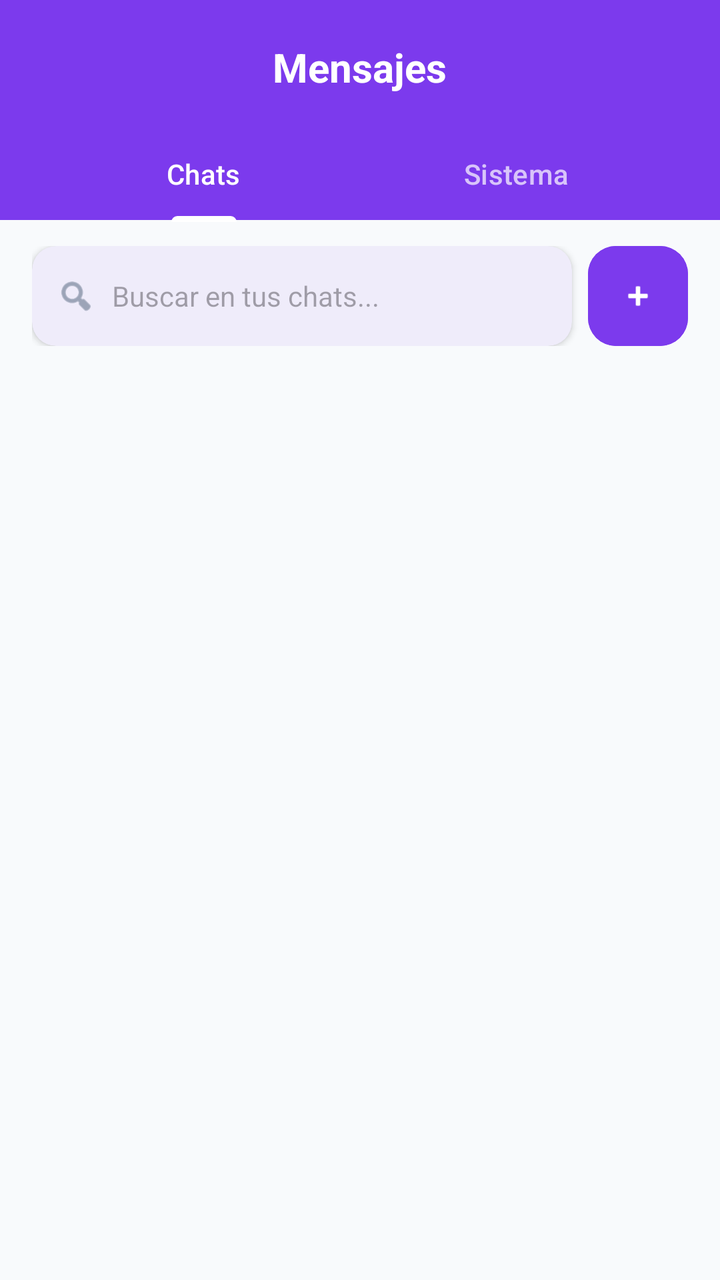
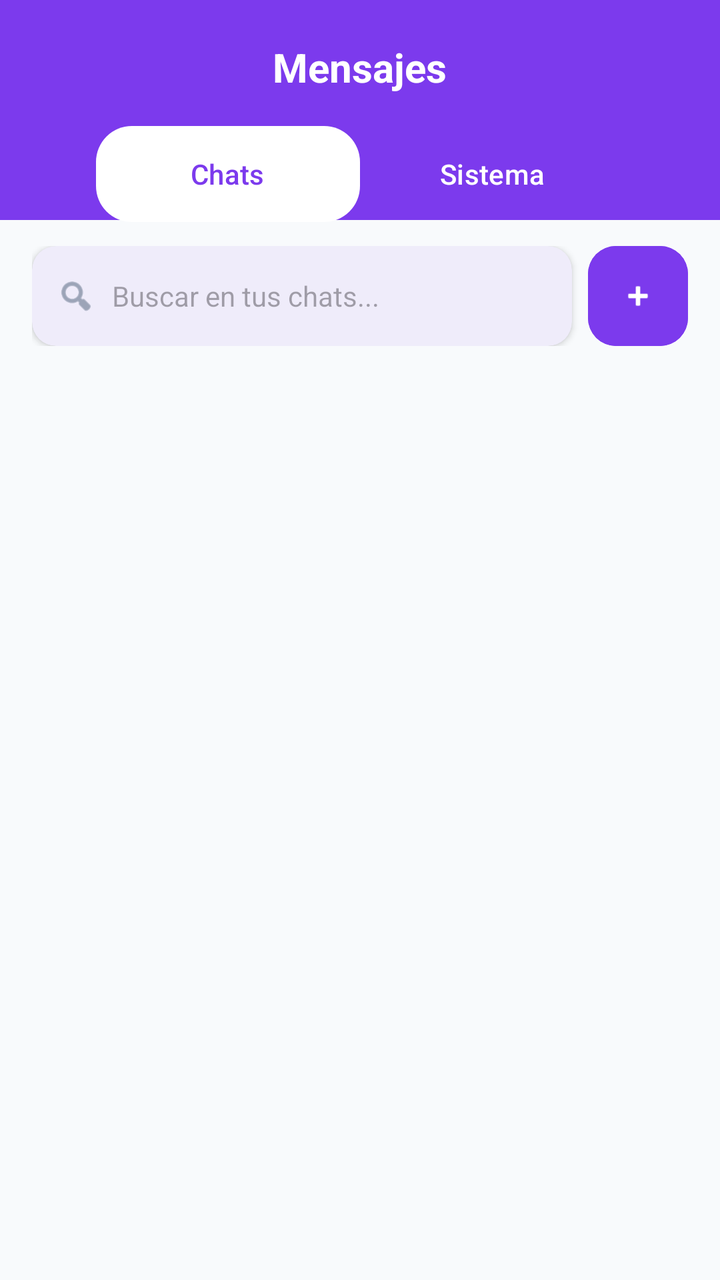

The first picture is an Android layout as it rendered before a commit; the second is the same layout after the commit. The layout source and the unified diff follow.
<!-- AndroidManifest.xml: application theme Theme.Gomezmart -->
<!-- res/layout/fragment_buyer_chats.xml -->
<?xml version="1.0" encoding="utf-8"?>
<androidx.constraintlayout.widget.ConstraintLayout xmlns:android="http://schemas.android.com/apk/res/android"
    xmlns:app="http://schemas.android.com/apk/res-auto"
    android:layout_width="match_parent"
    android:layout_height="match_parent"
    android:background="?attr/colorSurface">

    
    <View
        android:id="@+id/topHeaderBackgroundBuyerChats"
        android:layout_width="match_parent"
        android:layout_height="110dp"
        android:background="@color/purple_600"
        app:layout_constraintTop_toTopOf="parent" />

    
    <RelativeLayout
        android:id="@+id/headerBuyerChats"
        android:layout_width="match_parent"
        android:layout_height="wrap_content"
        android:paddingHorizontal="24dp"
        android:paddingTop="20dp"
        app:layout_constraintTop_toTopOf="parent">

        <TextView
            android:id="@+id/tvTitleChats"
            android:layout_width="wrap_content"
            android:layout_height="wrap_content"
            android:layout_centerHorizontal="true"
            android:text="Mensajes"
            android:textColor="@android:color/white"
            android:textSize="20sp"
            android:textStyle="bold" />

        
        <com.google.android.material.tabs.TabLayout
            android:id="@+id/tabLayoutBuyerChats"
            android:layout_width="match_parent"
            android:layout_height="wrap_content"
            android:layout_below="@id/tvTitleChats"
            android:layout_marginTop="16dp"
            android:background="@android:color/transparent"
            app:tabIndicatorColor="@android:color/white"
            app:tabSelectedTextColor="@android:color/white"
            app:tabTextColor="#B3FFFFFF"
            app:tabIndicatorHeight="3dp">
            <com.google.android.material.tabs.TabItem
                android:layout_width="wrap_content"
                android:layout_height="wrap_content"
                android:text="Chats" />
            <com.google.android.material.tabs.TabItem
                android:layout_width="wrap_content"
                android:layout_height="wrap_content"
                android:text="Sistema" />
        </com.google.android.material.tabs.TabLayout>
    </RelativeLayout>

    
    <androidx.constraintlayout.widget.ConstraintLayout
        android:id="@+id/layoutChatsSection"
        android:layout_width="match_parent"
        android:layout_height="0dp"
        android:visibility="visible"
        app:layout_constraintBottom_toBottomOf="parent"
        app:layout_constraintTop_toBottomOf="@id/headerBuyerChats">

        <LinearLayout
            android:id="@+id/layoutSearchRow"
            android:layout_width="match_parent"
            android:layout_height="wrap_content"
            android:layout_marginHorizontal="16dp"
            android:layout_marginTop="12dp"
            android:orientation="horizontal"
            android:gravity="center_vertical"
            app:layout_constraintTop_toTopOf="parent">

            <com.google.android.material.card.MaterialCardView
                android:id="@+id/cardSearchUser"
                android:layout_width="0dp"
                android:layout_height="50dp"
                android:layout_weight="1"
                app:cardCornerRadius="12dp"
                app:cardElevation="2dp"
                app:strokeWidth="0dp">

                <LinearLayout
                    android:layout_width="match_parent"
                    android:layout_height="match_parent"
                    android:orientation="horizontal"
                    android:gravity="center_vertical"
                    android:paddingHorizontal="12dp">

                    <ImageView
                        android:layout_width="20dp"
                        android:layout_height="20dp"
                        android:src="@android:drawable/ic_menu_search"
                        app:tint="?attr/colorOnSurfaceVariant" />

                    <EditText
                        android:id="@+id/etSearchUserChat"
                        android:layout_width="match_parent"
                        android:layout_height="match_parent"
                        android:layout_marginStart="8dp"
                        android:background="@android:color/transparent"
                        android:hint="Buscar en tus chats..."
                        android:textSize="14sp"
                        android:inputType="text"
                        android:maxLines="1"
                        android:textColor="?attr/colorOnSurface" />
                </LinearLayout>
            </com.google.android.material.card.MaterialCardView>

            
            <com.google.android.material.button.MaterialButton
                android:id="@+id/btnAddUserChat"
                style="@style/Widget.Material3.Button.TonalButton"
                android:layout_width="50dp"
                android:layout_height="50dp"
                android:layout_marginStart="8dp"
                android:padding="0dp"
                android:insetLeft="0dp"
                android:insetTop="0dp"
                android:insetRight="0dp"
                android:insetBottom="0dp"
                android:backgroundTint="@color/purple_600"
                app:icon="@android:drawable/ic_input_add"
                app:iconTint="@color/white"
                app:iconGravity="textStart"
                app:iconPadding="0dp"
                app:cornerRadius="14dp" />
        </LinearLayout>

        <androidx.recyclerview.widget.RecyclerView
            android:id="@+id/rvChats"
            android:layout_width="match_parent"
            android:layout_height="0dp"
            android:layout_marginTop="8dp"
            app:layout_constraintBottom_toBottomOf="parent"
            app:layout_constraintTop_toBottomOf="@id/layoutSearchRow" />

        
        <LinearLayout
            android:id="@+id/layoutEmptyChats"
            android:layout_width="match_parent"
            android:layout_height="wrap_content"
            android:orientation="vertical"
            android:gravity="center"
            android:padding="32dp"
            android:visibility="gone"
            app:layout_constraintTop_toBottomOf="@id/layoutSearchRow"
            app:layout_constraintBottom_toBottomOf="parent">

            <TextView
                android:layout_width="wrap_content"
                android:layout_height="wrap_content"
                android:text="💬"
                android:textSize="48sp" />

            <TextView
                android:layout_width="wrap_content"
                android:layout_height="wrap_content"
                android:layout_marginTop="16dp"
                android:text="Aún no tienes chats"
                android:textColor="@color/slate_900"
                android:textSize="18sp"
                android:textStyle="bold" />

            <TextView
                android:layout_width="wrap_content"
                android:layout_height="wrap_content"
                android:layout_marginTop="8dp"
                android:text="Presiona el botón '+' de arriba para buscar usuarios en línea y empezar a chatear."
                android:textColor="@color/slate_500"
                android:textSize="14sp"
                android:gravity="center" />

        </LinearLayout>
    </androidx.constraintlayout.widget.ConstraintLayout>

    
    <androidx.recyclerview.widget.RecyclerView
        android:id="@+id/rvMessages"
        android:layout_width="match_parent"
        android:layout_height="0dp"
        android:paddingTop="16dp"
        android:clipToPadding="false"
        android:visibility="gone"
        app:layout_constraintBottom_toBottomOf="parent"
        app:layout_constraintTop_toBottomOf="@id/headerBuyerChats" />

    
    <LinearLayout
        android:id="@+id/layoutEmptyMailbox"
        android:layout_width="wrap_content"
        android:layout_height="wrap_content"
        android:gravity="center"
        android:orientation="vertical"
        android:visibility="gone"
        app:layout_constraintBottom_toBottomOf="parent"
        app:layout_constraintEnd_toEndOf="parent"
        app:layout_constraintStart_toStartOf="parent"
        app:layout_constraintTop_toBottomOf="@id/topHeaderBackgroundBuyerChats">

        <ImageView
            android:layout_width="80dp"
            android:layout_height="80dp"
            android:src="@android:drawable/ic_dialog_email"
            android:alpha="0.2" />

        <TextView
            android:layout_width="wrap_content"
            android:layout_height="wrap_content"
            android:layout_marginTop="16dp"
            android:text="No hay mensajes nuevos"
            android:textColor="?attr/colorOnSurfaceVariant"
            android:alpha="0.5" />
    </LinearLayout>

</androidx.constraintlayout.widget.ConstraintLayout>
<!-- resources referenced by this layout -->
<resources>
  <color name="purple_600">#7C3AED</color>
  <color name="slate_500">#64748B</color>
  <color name="slate_900">#0F172A</color>
  <color name="white">#FFFFFFFF</color>
  <style name="Theme.Gomezmart" parent="Base.Theme.Gomezmart" />
  <style name="Base.Theme.Gomezmart" parent="Theme.Material3.DayNight.NoActionBar">
          <item name="colorPrimary">@color/purple_600</item>
          <item name="colorOnPrimary">@color/white</item>
          <item name="colorSecondary">@color/indigo_500</item>
          <item name="colorSurface">@color/slate_50</item>
          <item name="colorOnSurface">@color/slate_900</item>
          <item name="colorOnSurfaceVariant">@color/slate_500</item>
          <item name="colorSurfaceContainer">@color/white</item>
          <item name="android:windowBackground">@color/slate_50</item>
      </style>
  <color name="indigo_500">#6366F1</color>
  <color name="slate_50">#F8FAFC</color>
</resources>

<!-- the commit's change to res/layout/fragment_buyer_chats.xml (unified diff, before → after) -->
@@ -39,11 +39,18 @@
             android:layout_height="wrap_content"
             android:layout_below="@id/tvTitleChats"
             android:layout_marginTop="16dp"
+            android:layout_marginStart="24dp"
+            android:layout_marginEnd="24dp"
             android:background="@android:color/transparent"
-            app:tabIndicatorColor="@android:color/white"
-            app:tabSelectedTextColor="@android:color/white"
-            app:tabTextColor="#B3FFFFFF"
-            app:tabIndicatorHeight="3dp">
+            app:tabMode="fixed"
+            app:tabGravity="fill"
+            app:tabBackground="@drawable/bg_tab_pill_selector"
+            app:tabIndicatorHeight="0dp"
+            app:tabSelectedTextColor="@color/purple_600"
+            app:tabTextColor="@android:color/white"
+            app:tabPaddingStart="0dp"
+            app:tabPaddingEnd="0dp"
+            app:tabRippleColor="@android:color/transparent">
             <com.google.android.material.tabs.TabItem
                 android:layout_width="wrap_content"
                 android:layout_height="wrap_content"
@@ -68,7 +75,8 @@
             android:id="@+id/layoutSearchRow"
             android:layout_width="match_parent"
             android:layout_height="wrap_content"
-            android:layout_marginHorizontal="16dp"
+            android:layout_marginStart="16dp"
+            android:layout_marginEnd="16dp"
             android:layout_marginTop="12dp"
             android:orientation="horizontal"
             android:gravity="center_vertical"
<!-- resource entries referenced after the edit -->
@@ -4,6 +4,24 @@
   <color name="slate_500">#64748B</color>
   <color name="slate_900">#0F172A</color>
   <color name="white">#FFFFFFFF</color>
+  <!-- drawable bg_tab_pill_selector (drawable) -->
+  <?xml version="1.0" encoding="utf-8"?>
+  <selector xmlns:android="http://schemas.android.com/apk/res/android">
+      
+      <item android:state_selected="true">
+          <shape android:shape="rectangle">
+              <solid android:color="@android:color/white" />
+              <corners android:radius="18dp" />
+          </shape>
+      </item>
+      
+      <item>
+          <shape android:shape="rectangle">
+              <solid android:color="@android:color/transparent" />
+              <corners android:radius="18dp" />
+          </shape>
+      </item>
+  </selector>
   <style name="Theme.Gomezmart" parent="Base.Theme.Gomezmart" />
   <style name="Base.Theme.Gomezmart" parent="Theme.Material3.DayNight.NoActionBar">
           <item name="colorPrimary">@color/purple_600</item>
